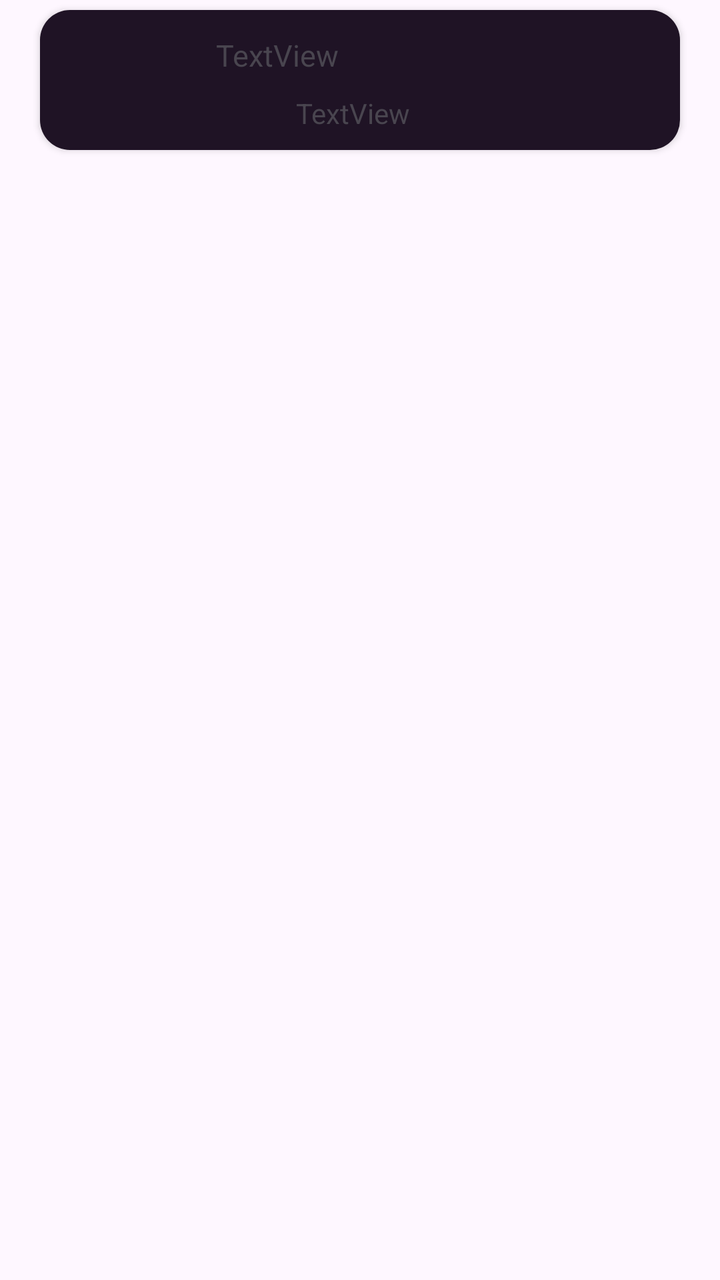
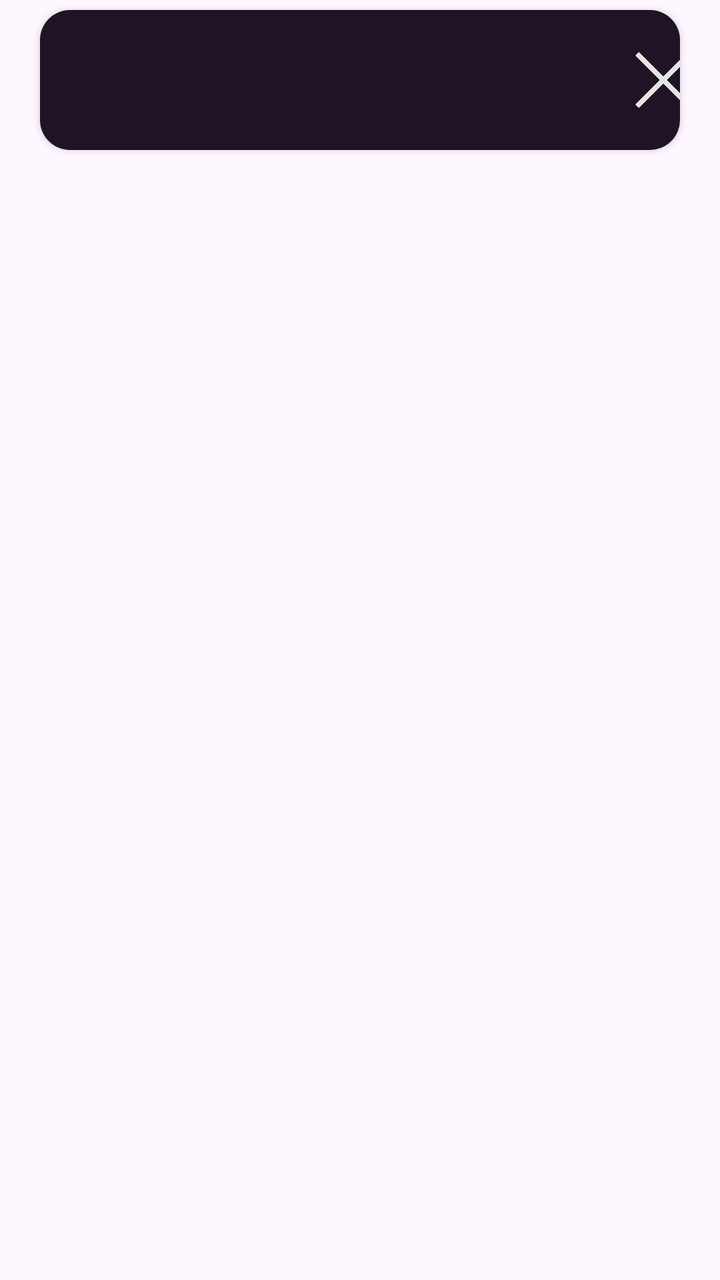

Compare the two renders of this Android layout. The source of the first and the diff that turns it into the second are given below.
<!-- AndroidManifest.xml: application theme Theme.WorldRadio -->
<!-- res/layout/radio_card.xml -->
<?xml version="1.0" encoding="utf-8"?>
<FrameLayout xmlns:android="http://schemas.android.com/apk/res/android"
    xmlns:app="http://schemas.android.com/apk/res-auto"
    xmlns:tools="http://schemas.android.com/tools"
    android:layout_width="match_parent"
    android:layout_height="wrap_content"
    android:backgroundTint="@color/buttonBackgroundColor">

    <androidx.cardview.widget.CardView
        android:layout_width="match_parent"
        android:layout_height="wrap_content"
        android:layout_marginStart="20dp"
        android:layout_marginTop="5dp"
        android:layout_marginEnd="20dp"
        android:layout_marginBottom="5dp"
        app:cardCornerRadius="15dp">

        <androidx.constraintlayout.widget.ConstraintLayout
            android:layout_width="match_parent"
            android:layout_height="match_parent"
            android:background="@color/backgroundCard">

            <ImageView
                android:id="@+id/logoStationView_Home"
                android:layout_width="50dp"
                android:layout_height="50dp"
                android:layout_marginStart="13dp"
                android:layout_marginTop="10dp"
                android:layout_marginBottom="10dp"
                app:layout_constraintBottom_toBottomOf="parent"
                app:layout_constraintStart_toStartOf="parent"
                app:layout_constraintTop_toTopOf="parent" />

            <TextView
                android:id="@+id/nameStationView_Home"
                android:layout_width="215dp"
                android:layout_height="wrap_content"
                android:layout_marginStart="88dp"
                android:layout_marginTop="10dp"
                android:layout_marginBottom="35dp"
                android:ellipsize="marquee"
                android:focusable="true"
                android:focusableInTouchMode="true"
                android:marqueeRepeatLimit="marquee_forever"
                android:scrollHorizontally="true"
                android:singleLine="true"
                android:text="TextView"
                android:textSize="15sp"
                app:layout_constraintBottom_toBottomOf="parent"
                app:layout_constraintStart_toStartOf="parent"
                app:layout_constraintTop_toTopOf="parent" />

            <ImageView
                android:id="@+id/flagStation_CardHome"
                android:layout_width="30dp"
                android:layout_height="30dp"
                app:layout_constraintBottom_toBottomOf="parent"
                app:layout_constraintStart_toStartOf="@+id/nameStationView_Home"
                app:layout_constraintTop_toBottomOf="@+id/nameStationView_Home" />

            <TextView
                android:id="@+id/countryName_CardHome"
                android:layout_width="0dp"
                android:layout_height="wrap_content"
                android:layout_marginStart="10dp"
                android:ellipsize="marquee"
                android:focusable="true"
                android:textSize="14sp"
                android:focusableInTouchMode="true"
                android:marqueeRepeatLimit="marquee_forever"
                android:scrollHorizontally="true"
                android:singleLine="true"
                android:text="TextView"
                app:layout_constraintBottom_toBottomOf="parent"
                app:layout_constraintEnd_toEndOf="@+id/nameStationView_Home"
                app:layout_constraintStart_toEndOf="@+id/flagStation_CardHome"
                app:layout_constraintTop_toBottomOf="@+id/nameStationView_Home" />

            <ImageView
                android:id="@+id/delButton_card"
                android:layout_width="wrap_content"
                android:layout_height="wrap_content"
                android:visibility="invisible"
                app:layout_constraintBottom_toBottomOf="parent"
                app:layout_constraintEnd_toEndOf="parent"
                app:layout_constraintStart_toEndOf="@+id/nameStationView_Home"
                app:layout_constraintTop_toTopOf="parent"
                app:srcCompat="@drawable/delete" />
        </androidx.constraintlayout.widget.ConstraintLayout>
    </androidx.cardview.widget.CardView>

</FrameLayout>
<!-- resources referenced by this layout -->
<resources>
  <color name="backgroundCard">#1f1325</color>
  <color name="buttonBackgroundColor">#664EFF</color>
  <!-- drawable delete (drawable) -->
  <vector xmlns:android="http://schemas.android.com/apk/res/android" android:height="30dp" android:viewportHeight="24" android:viewportWidth="24" android:width="30dp">
        
      <group>
              
          <clip-path android:pathData="M5,0L19,0A5,5 0,0 1,24 5L24,19A5,5 0,0 1,19 24L5,24A5,5 0,0 1,0 19L0,5A5,5 0,0 1,5 0z"/>
              
          <path android:fillColor="#E5E5E5" android:pathData="M23.707,0.293C23.52,0.106 23.265,0 23,0C22.735,0 22.481,0.106 22.293,0.293L12,10.586L1.707,0.293C1.52,0.106 1.265,0 1,0C0.735,0 0.481,0.106 0.293,0.293C0.106,0.481 0,0.735 0,1C0,1.265 0.106,1.52 0.293,1.707L10.586,12L0.293,22.293C0.106,22.481 0,22.735 0,23C0,23.265 0.106,23.52 0.293,23.707C0.481,23.895 0.735,24 1,24C1.265,24 1.52,23.895 1.707,23.707L12,13.414L22.293,23.707C22.481,23.895 22.735,24 23,24C23.265,24 23.52,23.895 23.707,23.707C23.895,23.52 24,23.265 24,23C24,22.735 23.895,22.481 23.707,22.293L13.414,12L23.707,1.707C23.895,1.52 24,1.265 24,1C24,0.735 23.895,0.481 23.707,0.293Z"/>
            
      </group>
      
  </vector>
  <style name="Theme.WorldRadio" parent="Base.Theme.WorldRadio" />
  <style name="Base.Theme.WorldRadio" parent="Theme.Material3.DayNight.NoActionBar">
          
          
      </style>
</resources>

<!-- the commit's change to res/layout/radio_card.xml (unified diff, before → after) -->
@@ -44,7 +44,6 @@
                 android:marqueeRepeatLimit="marquee_forever"
                 android:scrollHorizontally="true"
                 android:singleLine="true"
-                android:text="TextView"
                 android:textSize="15sp"
                 app:layout_constraintBottom_toBottomOf="parent"
                 app:layout_constraintStart_toStartOf="parent"
@@ -70,7 +69,6 @@
                 android:marqueeRepeatLimit="marquee_forever"
                 android:scrollHorizontally="true"
                 android:singleLine="true"
-                android:text="TextView"
                 app:layout_constraintBottom_toBottomOf="parent"
                 app:layout_constraintEnd_toEndOf="@+id/nameStationView_Home"
                 app:layout_constraintStart_toEndOf="@+id/flagStation_CardHome"
@@ -80,12 +78,25 @@
                 android:id="@+id/delButton_card"
                 android:layout_width="wrap_content"
                 android:layout_height="wrap_content"
-                android:visibility="invisible"
+                android:visibility="visible"
                 app:layout_constraintBottom_toBottomOf="parent"
                 app:layout_constraintEnd_toEndOf="parent"
                 app:layout_constraintStart_toEndOf="@+id/nameStationView_Home"
                 app:layout_constraintTop_toTopOf="parent"
+                app:layout_constraintVertical_bias="0.5"
                 app:srcCompat="@drawable/delete" />
+
+            <TextView
+                android:id="@+id/quality_collapsed_player"
+                android:layout_width="wrap_content"
+                android:layout_height="wrap_content"
+                android:layout_marginTop="10dp"
+                android:layout_marginEnd="16dp"
+                android:layout_marginBottom="41dp"
+                android:textSize="14sp"
+                app:layout_constraintBottom_toBottomOf="parent"
+                app:layout_constraintEnd_toEndOf="parent"
+                app:layout_constraintTop_toTopOf="parent" />
         </androidx.constraintlayout.widget.ConstraintLayout>
     </androidx.cardview.widget.CardView>
 
